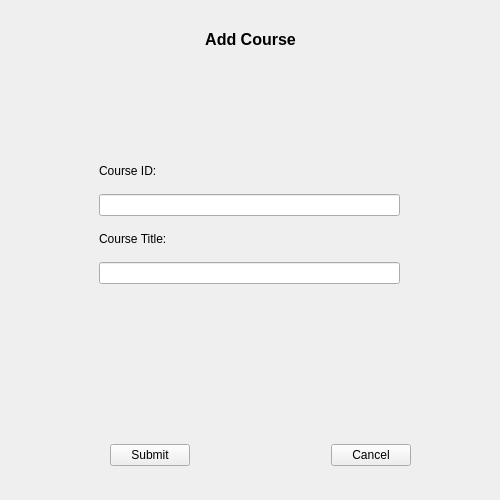
The window that ClientSide/loginPage.ui (MarkWilkes/CText) describes before a commit, drawn with Qt 5.
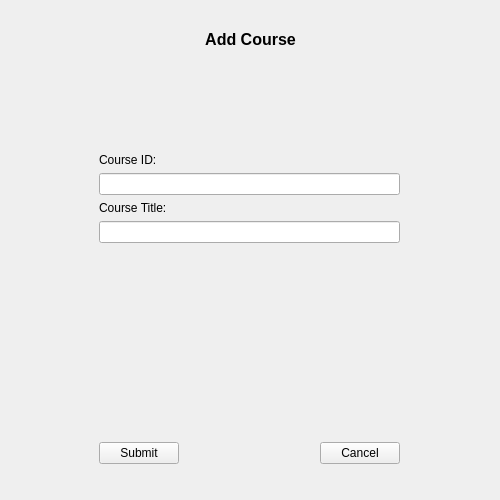
The same window after the commit. The open tabs and pages were chosen to show the change.

The edit to the form file:
```diff
--- a/ClientSide/loginPage.ui
+++ b/ClientSide/loginPage.ui
@@ -825,55 +825,13 @@
        <string>&lt;html&gt;&lt;head/&gt;&lt;body&gt;&lt;p align=&quot;center&quot;&gt;&lt;span style=&quot; font-size:12pt; font-weight:600;&quot;&gt;Add Course&lt;/span&gt;&lt;/p&gt;&lt;/body&gt;&lt;/html&gt;</string>
       </property>
      </widget>
-     <widget class="QWidget" name="layoutWidget_2">
-      <property name="geometry">
-       <rect>
-        <x>110</x>
-        <y>440</y>
-        <width>301</width>
-        <height>31</height>
-       </rect>
-      </property>
-      <layout class="QHBoxLayout" name="horizontalLayout_3">
-       <item>
-        <widget class="QPushButton" name="addCourseSubmit_button">
-         <property name="enabled">
-          <bool>true</bool>
-         </property>
-         <property name="text">
-          <string>Submit</string>
-         </property>
-        </widget>
-       </item>
-       <item>
-        <spacer name="horizontalSpacer_3">
-         <property name="orientation">
-          <enum>Qt::Horizontal</enum>
-         </property>
-         <property name="sizeHint" stdset="0">
-          <size>
-           <width>40</width>
-           <height>20</height>
-          </size>
-         </property>
-        </spacer>
-       </item>
-       <item>
-        <widget class="QPushButton" name="addCourseCancel_button">
-         <property name="text">
-          <string>Cancel</string>
-         </property>
-        </widget>
-       </item>
-      </layout>
-     </widget>
      <widget class="QWidget" name="verticalLayoutWidget_2">
       <property name="geometry">
        <rect>
         <x>99</x>
         <y>153</y>
         <width>301</width>
-        <height>131</height>
+        <height>311</height>
        </rect>
       </property>
       <layout class="QVBoxLayout" name="verticalLayout_10">
@@ -901,6 +859,60 @@
          </property>
         </widget>
        </item>
+       <item>
+        <spacer name="verticalSpacer_4">
+         <property name="orientation">
+          <enum>Qt::Vertical</enum>
+         </property>
+         <property name="sizeHint" stdset="0">
+          <size>
+           <width>20</width>
+           <height>40</height>
+          </size>
+         </property>
+        </spacer>
+       </item>
+       <item>
+        <widget class="QLabel" name="error_label_2">
+         <property name="text">
+          <string/>
+         </property>
+        </widget>
+       </item>
+       <item>
+        <layout class="QHBoxLayout" name="horizontalLayout_3">
+         <item>
+          <widget class="QPushButton" name="addCourseSubmit_button">
+           <property name="enabled">
+            <bool>true</bool>
+           </property>
+           <property name="text">
+            <string>Submit</string>
+           </property>
+          </widget>
+         </item>
+         <item>
+          <spacer name="horizontalSpacer_3">
+           <property name="orientation">
+            <enum>Qt::Horizontal</enum>
+           </property>
+           <property name="sizeHint" stdset="0">
+            <size>
+             <width>40</width>
+             <height>20</height>
+            </size>
+           </property>
+          </spacer>
+         </item>
+         <item>
+          <widget class="QPushButton" name="addCourseCancel_button">
+           <property name="text">
+            <string>Cancel</string>
+           </property>
+          </widget>
+         </item>
+        </layout>
+       </item>
       </layout>
      </widget>
     </widget>
```
Left out of the diff: 2 changed lines with no effect on the pictures.
